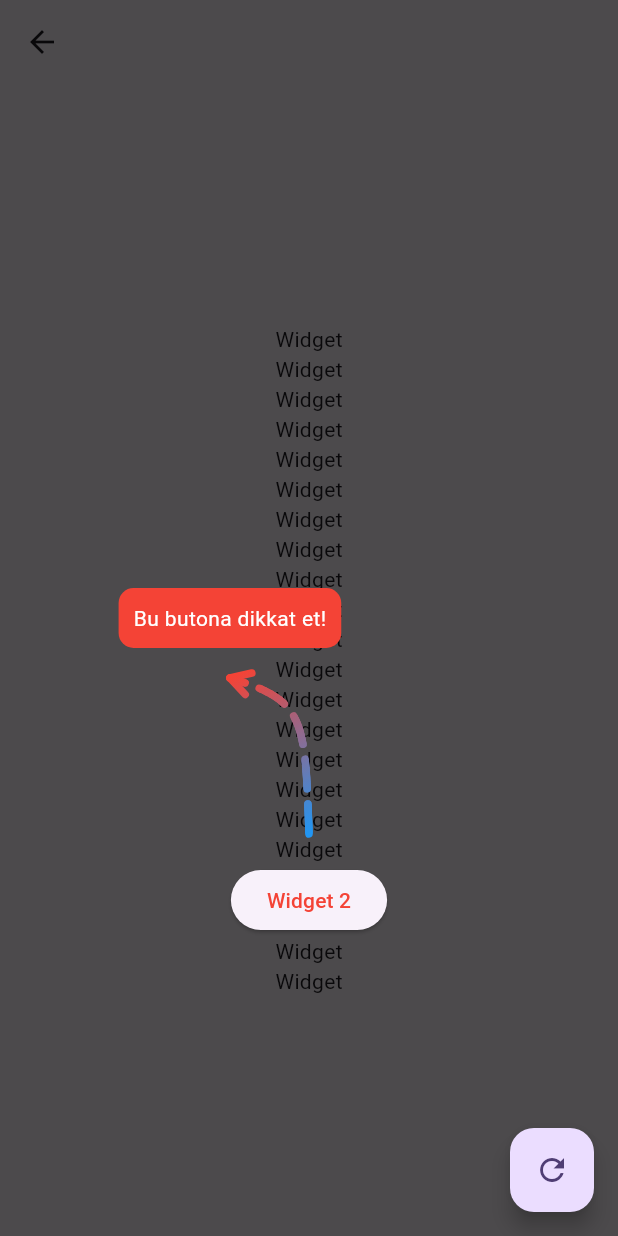
After one commit to ANILSRGT/flutter_penta_core, a Flutter app: the screen it shows after launch, after a tap on "Showcase Example", on a phone screen of 412 x 824 dp. The commit adds this screen. Run offline on Flutter 3.47's test engine with Material 3 defaults, Android fonts, the phone set to English and light mode, and no system bars; our stand-ins replace internet_connection_checker.

Commit message:
showcase tutorial overlay

```diff
--- a/example/lib/main.dart
+++ b/example/lib/main.dart
@@ -1,5 +1,6 @@
 import 'package:example/localization_example_page.dart';
 import 'package:example/phone_field_example_page.dart';
+import 'package:example/showcase_example_page.dart';
 import 'package:example/toast_example_page.dart';
 import 'package:flutter/material.dart';
 import 'package:penta_core/penta_core.dart';
@@ -24,6 +25,7 @@ class _MyApp extends StatelessWidget {
     (ToastExamplePage(), 'Toast Example'),
     (PhoneFieldExamplePage(), 'Phone Field Example'),
     (LocalizationExamplePage(), 'Localization Example'),
+    (ShowcaseExamplePage(), 'Showcase Example'),
   ];
 
   @override
--- /dev/null
+++ b/example/lib/showcase_example_page.dart
@@ -0,0 +1,108 @@
+import 'package:flutter/material.dart';
+import 'package:penta_core/penta_core.dart';
+
+class ShowcaseExamplePage extends StatefulWidget {
+  const ShowcaseExamplePage({super.key});
+
+  @override
+  State<ShowcaseExamplePage> createState() => _ShowcaseExamplePageState();
+}
+
+class _ShowcaseExamplePageState extends State<ShowcaseExamplePage> {
+  bool showcaseOpen = true;
+  final LayerLink layerLink = LayerLink();
+  final GlobalKey showcaseKey = GlobalKey();
+  final PentaEventBus<void> updateEventBus = PentaEventBus<void>();
+
+  void toggleShowcase() {
+    setState(() {
+      showcaseOpen = !showcaseOpen;
+    });
+  }
+
+  @override
+  void dispose() {
+    updateEventBus.destroy();
+    super.dispose();
+  }
+
+  @override
+  Widget build(BuildContext context) {
+    final highlightButton = ElevatedButton(
+      onPressed: toggleShowcase,
+      child: Text("Widget 2", style: TextStyle(color: Colors.red)),
+    );
+
+    return Scaffold(
+      floatingActionButton: FloatingActionButton(
+        onPressed: () {
+          updateEventBus.fire(null);
+        },
+        child: Icon(Icons.refresh),
+      ),
+      body: PentaShowcaseOverlayWrapper(
+        infoChild: Container(
+          padding: EdgeInsets.all(10),
+          decoration: BoxDecoration(
+            color: Colors.red,
+            borderRadius: BorderRadius.circular(10),
+          ),
+          child: Text(
+            "Bu butona dikkat et!",
+            style: TextStyle(color: Colors.white),
+          ),
+        ),
+        arrowConfig: PentaDrawArrowConfig(
+          style: PentaDrawArrowStyle.dotted,
+          dashSpace: 10,
+          reverse: true,
+          curve: Curves.easeInQuint,
+          strokeWidth: 5,
+          dashLength: 20,
+          gradient: LinearGradient(
+            begin: Alignment.topLeft,
+            end: Alignment.bottomRight,
+            colors: [Colors.red, Colors.blue],
+          ),
+        ),
+        showcaseOpen: showcaseOpen,
+        layerLink: layerLink,
+        showcaseKey: showcaseKey,
+        showcaseChild: highlightButton,
+        infoAlign: Alignment(-0.4, 0),
+        onBarrierTap: toggleShowcase,
+        updateEventBus: updateEventBus,
+        child: LayoutBuilder(
+          builder: (_, cst) {
+            return SingleChildScrollView(
+              child: ConstrainedBox(
+                constraints: BoxConstraints(minHeight: cst.maxHeight),
+                child: SafeArea(
+                  child: IntrinsicHeight(
+                    child: Column(
+                      mainAxisAlignment: MainAxisAlignment.center,
+                      children: [
+                        AppBar(),
+                        Spacer(),
+                        ...const Text("Widget").ext.widget * 18,
+                        PentaShowcase(
+                          showcaseOpen: showcaseOpen,
+                          layerLink: layerLink,
+                          showcaseKey: showcaseKey,
+                          widget: highlightButton,
+                          showcaseWidget: highlightButton,
+                        ),
+                        ...const Text("Widget").ext.widget * 2,
+                        Spacer(),
+                      ],
+                    ),
+                  ),
+                ),
+              ),
+            );
+          },
+        ),
+      ),
+    );
+  }
+}
--- a/lib/src/widgets/index.dart
+++ b/lib/src/widgets/index.dart
@@ -1,6 +1,8 @@
 export 'field/index.dart';
 export 'layout/index.dart';
+export 'overlay/index.dart';
 export 'padding/index.dart';
+export 'painters/index.dart';
 export 'sizedbox/index.dart';
 export 'text/index.dart';
-export 'toast/penta_toast.dart';
+export 'toast/index.dart';
--- /dev/null
+++ b/lib/src/widgets/overlay/index.dart
@@ -0,0 +1 @@
+export 'showcase/penta_showcase.dart';
--- /dev/null
+++ b/lib/src/widgets/overlay/showcase/penta_showcase.dart
@@ -0,0 +1,38 @@
+import 'package:flutter/material.dart';
+import 'package:penta_core/penta_core.dart';
+
+part 'penta_showcase_overlay_wrapper.dart';
+
+class PentaShowcase extends StatelessWidget {
+  const PentaShowcase({
+    required this.widget,
+    required this.showcaseWidget,
+    required this.showcaseOpen,
+    required this.layerLink,
+    required this.showcaseKey,
+    super.key,
+    this.arrowConfig = const PentaDrawArrowConfig(),
+  });
+
+  final Widget widget;
+  final Widget showcaseWidget;
+  final bool showcaseOpen;
+  final LayerLink layerLink;
+  final GlobalKey showcaseKey;
+  final PentaDrawArrowConfig arrowConfig;
+
+  @override
+  Widget build(BuildContext context) {
+    return CompositedTransformTarget(
+      link: layerLink,
+      child: Container(
+        key: showcaseKey,
+        child: AnimatedOpacity(
+          opacity: showcaseOpen ? 0.0 : 1.0,
+          duration: const Duration(milliseconds: 300),
+          child: widget,
+        ),
+      ),
+    );
+  }
+}
--- /dev/null
+++ b/lib/src/widgets/overlay/showcase/penta_showcase_overlay_wrapper.dart
@@ -0,0 +1,72 @@
+part of 'penta_showcase.dart';
+
+class PentaShowcaseOverlayWrapper extends StatelessWidget {
+  PentaShowcaseOverlayWrapper({
+    required this.child,
+    required this.infoChild,
+    required this.showcaseOpen,
+    required this.layerLink,
+    required this.showcaseKey,
+    required this.showcaseChild,
+    required this.infoAlign,
+    super.key,
+    this.onBarrierTap,
+    this.arrowConfig = const PentaDrawArrowConfig(),
+    this.updateEventBus,
+  }) : infoKey = GlobalKey();
+
+  final Widget child;
+  final Widget infoChild;
+  final bool showcaseOpen;
+  final LayerLink layerLink;
+  final GlobalKey showcaseKey;
+  final Widget showcaseChild;
+  final Alignment infoAlign;
+  final VoidCallback? onBarrierTap;
+  final GlobalKey infoKey;
+  final PentaDrawArrowConfig arrowConfig;
+  final PentaEventBus<void>? updateEventBus;
+
+  @override
+  Widget build(BuildContext context) {
+    return Stack(
+      children: [
+        Positioned.fill(child: child),
+
+        if (showcaseOpen) ...[
+          GestureDetector(
+            behavior: HitTestBehavior.translucent,
+            onTap: onBarrierTap,
+            child: Container(
+              color: Colors.black.withValues(alpha: 0.7),
+            ),
+          ),
+          if (arrowConfig.visible)
+            Positioned.fill(
+              child: PentaDrawArrowCustomPaint(
+                fromWidgetKey: showcaseKey,
+                toWidgetKey: infoKey,
+                arrowConfig: arrowConfig,
+                updateEventBus: updateEventBus,
+              ),
+            ),
+
+          SafeArea(
+            child: Align(
+              alignment: infoAlign,
+              child: KeyedSubtree(
+                key: infoKey,
+                child: infoChild,
+              ),
+            ),
+          ),
+
+          CompositedTransformFollower(
+            link: layerLink,
+            child: showcaseChild,
+          ),
+        ],
+      ],
+    );
+  }
+}
--- /dev/null
+++ b/lib/src/widgets/painters/draw_arrow/penta_draw_arrow_config.dart
@@ -0,0 +1,25 @@
+part of 'penta_draw_arrow_painter.dart';
+
+class PentaDrawArrowConfig {
+  const PentaDrawArrowConfig({
+    this.color = Colors.white,
+    this.gradient,
+    this.style = PentaDrawArrowStyle.solid,
+    this.strokeWidth = 3.0,
+    this.dashLength = 8.0,
+    this.dashSpace = 4.0,
+    this.reverse = false,
+    this.curve = Curves.linear,
+    this.visible = true,
+  });
+
+  final Color color;
+  final Gradient? gradient;
+  final PentaDrawArrowStyle style;
+  final double strokeWidth;
+  final double dashLength;
+  final double dashSpace;
+  final bool reverse;
+  final Curve curve;
+  final bool visible;
+}
--- /dev/null
+++ b/lib/src/widgets/painters/draw_arrow/penta_draw_arrow_custom_paint.dart
@@ -0,0 +1,73 @@
+part of 'penta_draw_arrow_painter.dart';
+
+class PentaDrawArrowCustomPaint extends StatefulWidget {
+  const PentaDrawArrowCustomPaint({
+    required this.fromWidgetKey,
+    required this.toWidgetKey,
+    required this.arrowConfig,
+    super.key,
+    this.updateEventBus,
+  });
+
+  final GlobalKey fromWidgetKey;
+  final GlobalKey toWidgetKey;
+  final PentaDrawArrowConfig arrowConfig;
+  final PentaEventBus<void>? updateEventBus;
+
+  @override
+  State<PentaDrawArrowCustomPaint> createState() =>
+      _PentaDrawArrowCustomPaintState();
+}
+
+class _PentaDrawArrowCustomPaintState extends State<PentaDrawArrowCustomPaint>
+    with WidgetsBindingObserver {
+  Offset? from;
+  Offset? to;
+
+  @override
+  void initState() {
+    super.initState();
+    WidgetsBinding.instance.addPostFrameCallback((_) {
+      _updatePositions();
+    });
+    widget.updateEventBus?.on.listen((_) {
+      _updatePositions();
+    });
+  }
+
+  void _updatePositions() {
+    final fromBox =
+        widget.fromWidgetKey.currentContext?.findRenderObject() as RenderBox?;
+    final toBox =
+        widget.toWidgetKey.currentContext?.findRenderObject() as RenderBox?;
+
+    if (fromBox != null && toBox != null) {
+      final fromPos = fromBox.localToGlobal(Offset.zero);
+      final toPos = toBox.localToGlobal(Offset.zero);
+
+      final diffY = fromPos.dy - toPos.dy;
+
+      setState(() {
+        from = Offset(
+          fromPos.dx + fromBox.size.width / 2,
+          fromPos.dy + (diffY < 0 ? fromBox.size.height + 20 : -20),
+        );
+        to = Offset(
+          toPos.dx + toBox.size.width / 2,
+          toPos.dy + (diffY > 0 ? toBox.size.height + 20 : -20),
+        );
+      });
+    }
+  }
+
+  @override
+  Widget build(BuildContext context) {
+    return CustomPaint(
+      painter: _PentaDrawArrowPainter(
+        from: from,
+        to: to,
+        arrowConfig: widget.arrowConfig,
+      ),
+    );
+  }
+}
--- /dev/null
+++ b/lib/src/widgets/painters/draw_arrow/penta_draw_arrow_painter.dart
@@ -0,0 +1,141 @@
+import 'dart:math' as math;
+import 'package:flutter/material.dart';
+import 'package:penta_core/penta_core.dart';
+
+part 'penta_draw_arrow_config.dart';
+part 'penta_draw_arrow_style.dart';
+part 'penta_draw_arrow_custom_paint.dart';
+
+class _PentaDrawArrowPainter extends CustomPainter {
+  _PentaDrawArrowPainter({
+    required this.from,
+    required this.to,
+    required this.arrowConfig,
+  });
+
+  final Offset? from;
+  final Offset? to;
+  final PentaDrawArrowConfig arrowConfig;
+
+  @override
+  void paint(Canvas canvas, Size size) {
+    if (from == null || to == null) return;
+
+    // If you used 'reverse' earlier, keep same semantic:
+    final start = arrowConfig.reverse ? from! : to!;
+    final end = arrowConfig.reverse ? to! : from!;
+
+    final paint =
+        Paint()
+          ..strokeWidth = arrowConfig.strokeWidth
+          ..style = PaintingStyle.stroke
+          ..strokeCap = StrokeCap.round;
+
+    if (arrowConfig.gradient != null) {
+      final rect = Rect.fromPoints(start, end);
+      paint.shader = arrowConfig.gradient!.createShader(rect);
+    } else {
+      paint.color = arrowConfig.color;
+    }
+
+    final curveDirection = _drawArrowLine(canvas, start, end, paint);
+
+    // Arrow head
+    const arrowHeadLength = 15.0;
+    const arrowHeadAngle = math.pi / 6;
+
+    final arrowHead1 = Offset(
+      end.dx - math.cos(curveDirection - arrowHeadAngle) * arrowHeadLength,
+      end.dy - math.sin(curveDirection - arrowHeadAngle) * arrowHeadLength,
+    );
+    final arrowHead2 = Offset(
+      end.dx - math.cos(curveDirection + arrowHeadAngle) * arrowHeadLength,
+      end.dy - math.sin(curveDirection + arrowHeadAngle) * arrowHeadLength,
+    );
+
+    canvas
+      ..drawLine(end, arrowHead1, paint)
+      ..drawLine(end, arrowHead2, paint);
+  }
+
+  double _drawArrowLine(Canvas canvas, Offset start, Offset end, Paint paint) {
+    const int steps = 100;
+    final curveValues = List.generate(
+      steps,
+      (i) => arrowConfig.curve.transform(i / (steps - 1)),
+    );
+
+    final points = List<Offset>.generate(steps, (i) {
+      final tCurve = curveValues[i];
+      final dx = (end.dx - start.dx) * tCurve + start.dx;
+      final dy = (end.dy - start.dy) * (i / (steps - 1)) + start.dy;
+      return Offset(dx, dy);
+    });
+
+    if (arrowConfig.style == PentaDrawArrowStyle.dotted) {
+      _drawDottedPath(canvas, points, paint);
+    } else {
+      final path = Path()..moveTo(points.first.dx, points.first.dy);
+      for (var i = 1; i < points.length; i++) {
+        path.lineTo(points[i].dx, points[i].dy);
+      }
+      canvas.drawPath(path, paint);
+    }
+
+    if (points.length >= 2) {
+      final last = points.last;
+      final prev = points[points.length - 2];
+      return (last - prev).direction;
+    }
+
+    return (end - start).direction;
+  }
+
+  void _drawDottedPath(Canvas canvas, List<Offset> points, Paint paint) {
+    if (points.length < 2) return;
+
+    final dashLength = arrowConfig.dashLength;
+    final dashSpace = arrowConfig.dashSpace;
+
+    var drawing = true;
+    var currentDistance = 0.0;
+    var targetDistance = dashLength;
+
+    for (var i = 0; i < points.length - 1; i++) {
+      final a = points[i];
+      final b = points[i + 1];
+      final segLen = (b - a).distance;
+      if (segLen == 0) continue;
+
+      var traveled = 0.0;
+      var safety = 0;
+      while (traveled < segLen - 1e-9 && safety < 2000) {
+        safety++;
+        final remainingToTarget = targetDistance - currentDistance;
+        final take = math.min(remainingToTarget, segLen - traveled);
+
+        final tStart = traveled / segLen;
+        final tEnd = (traveled + take) / segLen;
+
+        final pStart = Offset.lerp(a, b, tStart)!;
+        final pEnd = Offset.lerp(a, b, tEnd)!;
+
+        if (drawing) canvas.drawLine(pStart, pEnd, paint);
+
+        currentDistance += (pEnd - pStart).distance;
+        traveled += take;
+
+        if (currentDistance >= targetDistance - 1e-9) {
+          drawing = !drawing;
+          targetDistance = drawing ? dashLength : dashSpace;
+          currentDistance = 0.0;
+        }
+      }
+    }
+  }
+
+  @override
+  bool shouldRepaint(covariant _PentaDrawArrowPainter old) {
+    return old.from != from || old.to != to || old.arrowConfig != arrowConfig;
+  }
+}
--- /dev/null
+++ b/lib/src/widgets/painters/draw_arrow/penta_draw_arrow_style.dart
@@ -0,0 +1,6 @@
+part of 'penta_draw_arrow_painter.dart';
+
+enum PentaDrawArrowStyle {
+  solid,
+  dotted,
+}
--- /dev/null
+++ b/lib/src/widgets/painters/index.dart
@@ -0,0 +1 @@
+export 'draw_arrow/penta_draw_arrow_painter.dart';
--- /dev/null
+++ b/lib/src/widgets/toast/index.dart
@@ -0,0 +1 @@
+export 'penta_toast/penta_toast.dart';
```
Also changed, not shown: lib/src/widgets/toast/penta_toast/penta_toast.dart (renamed from lib/src/widgets/toast/penta_toast.dart), lib/src/widgets/toast/penta_toast/penta_toast_config.dart (renamed from lib/src/widgets/toast/penta_toast_config.dart), lib/src/widgets/toast/penta_toast/penta_toast_controller.dart (renamed from lib/src/widgets/toast/penta_toast_controller.dart), lib/src/widgets/toast/penta_toast/penta_toast_data.dart (renamed from lib/src/widgets/toast/penta_toast_data.dart), lib/src/widgets/toast/penta_toast/penta_toast_positions_enum.dart (renamed from lib/src/widgets/toast/penta_toast_positions_enum.dart), lib/src/widgets/toast/penta_toast/penta_toast_show_options.dart (renamed from lib/src/widgets/toast/penta_toast_show_options.dart).
